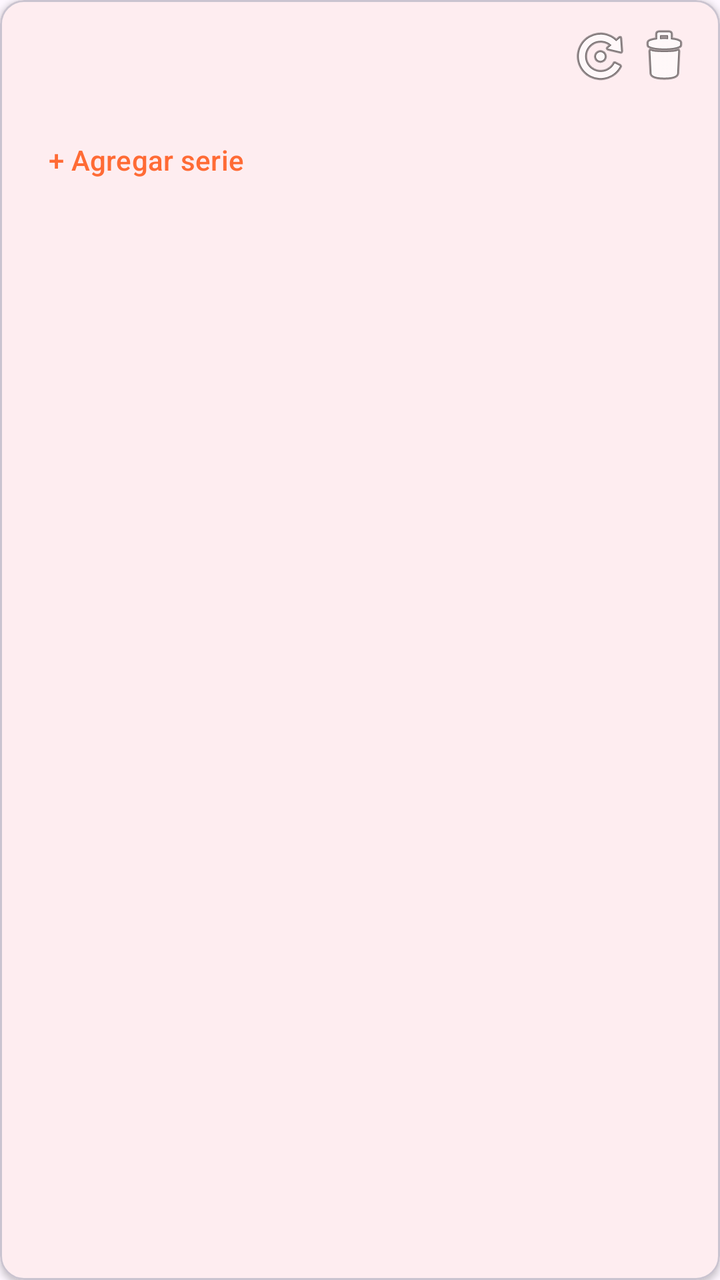
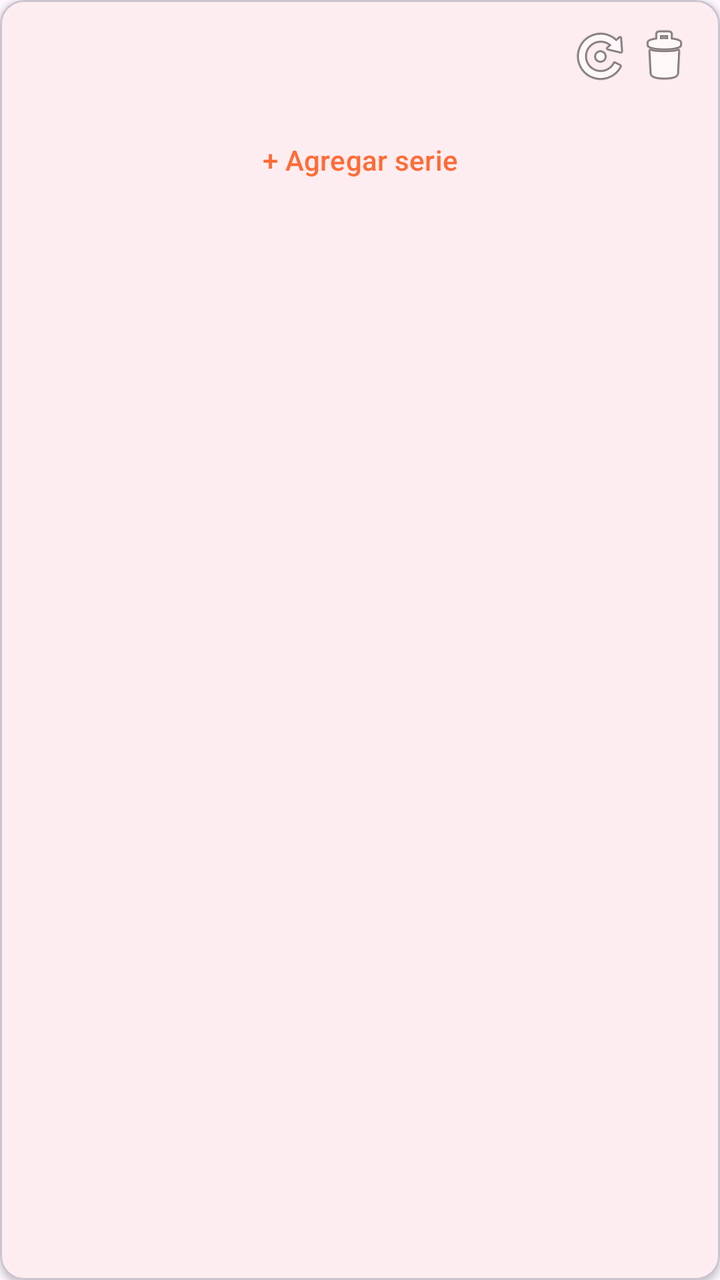

The first picture is an Android layout as it rendered before a commit; the second is the same layout after the commit. The layout source and the unified diff follow.
<!-- AndroidManifest.xml: application theme Theme.IronQuest -->
<!-- res/layout/view_ejercicio_sesion_block.xml -->
<?xml version="1.0" encoding="utf-8"?>
<com.google.android.material.card.MaterialCardView xmlns:android="http://schemas.android.com/apk/res/android"
    android:layout_width="match_parent"
    android:layout_height="wrap_content"
    android:layout_marginBottom="12dp"
    app:cardElevation="2dp"
    xmlns:app="http://schemas.android.com/apk/res-auto">

    <LinearLayout
        android:layout_width="match_parent"
        android:layout_height="wrap_content"
        android:orientation="vertical"
        android:padding="12dp">

        <LinearLayout
            android:layout_width="match_parent"
            android:layout_height="wrap_content"
            android:orientation="horizontal"
            android:gravity="center_vertical">

            <TextView
                android:id="@+id/text_nombre_ejercicio_sesion"
                android:layout_width="0dp"
                android:layout_height="wrap_content"
                android:layout_weight="1"
                android:textStyle="bold"
                android:textSize="17sp" />

            <ImageButton
                android:id="@+id/button_ver_tecnica"
                android:layout_width="wrap_content"
                android:layout_height="wrap_content"
                android:background="?attr/selectableItemBackgroundBorderless"
                android:contentDescription="Ver técnica"
                android:src="@android:drawable/ic_menu_info_details"
                android:visibility="gone" />

            <ImageButton
                android:id="@+id/button_cambiar_ejercicio"
                android:layout_width="wrap_content"
                android:layout_height="wrap_content"
                android:background="?attr/selectableItemBackgroundBorderless"
                android:contentDescription="Cambiar ejercicio"
                android:src="@android:drawable/ic_menu_rotate" />

            <ImageButton
                android:id="@+id/button_eliminar_ejercicio_sesion"
                android:layout_width="wrap_content"
                android:layout_height="wrap_content"
                android:background="?attr/selectableItemBackgroundBorderless"
                android:contentDescription="Eliminar ejercicio"
                android:src="@android:drawable/ic_menu_delete" />

        </LinearLayout>

        <TextView
            android:id="@+id/text_explicacion_progresion"
            android:layout_width="match_parent"
            android:layout_height="wrap_content"
            android:layout_marginTop="4dp"
            android:textSize="12sp"
            android:textStyle="italic"
            android:visibility="gone" />

        <LinearLayout
            android:id="@+id/container_series"
            android:layout_width="match_parent"
            android:layout_height="wrap_content"
            android:orientation="vertical"
            android:layout_marginTop="8dp" />

        <com.google.android.material.button.MaterialButton
            android:id="@+id/button_agregar_serie"
            style="@style/Widget.Material3.Button.TextButton"
            android:layout_width="wrap_content"
            android:layout_height="wrap_content"
            android:layout_marginTop="4dp"
            android:text="+ Agregar serie" />

    </LinearLayout>

</com.google.android.material.card.MaterialCardView>
<!-- resources referenced by this layout -->
<resources>
  <style name="Theme.IronQuest" parent="Theme.Material3.DayNight.NoActionBar">
          <item name="colorPrimary">@color/ironquest_orange</item>
          <item name="colorOnPrimary">@color/ironquest_on_orange</item>
          <item name="colorPrimaryContainer">@color/ironquest_orange_container</item>
          <item name="colorOnPrimaryContainer">@color/ironquest_on_orange_container</item>
          <item name="colorSecondary">@color/ironquest_orange_dark</item>
          <item name="colorOnSecondary">@color/ironquest_on_orange</item>
          <item name="colorSecondaryContainer">@color/ironquest_orange_light</item>
          <item name="colorOnSecondaryContainer">@color/ironquest_on_orange_container</item>
          <item name="colorTertiary">@color/ironquest_orange_dark</item>
  
          <item name="bottomNavigationStyle">@style/Widget.IronQuest.BottomNavigationView</item>
          <item name="android:statusBarColor">?attr/colorSurface</item>
          <item name="android:windowLightStatusBar">@bool/window_light_status_bar</item>
      </style>
  <color name="ironquest_orange">#FF6B35</color>
  <color name="ironquest_on_orange">#FFFFFF</color>
  <color name="ironquest_orange_container">#FFDBCE</color>
  <color name="ironquest_on_orange_container">#3A0D00</color>
  <color name="ironquest_orange_dark">#E8571F</color>
  <color name="ironquest_orange_light">#FFB199</color>
  <style name="Widget.IronQuest.BottomNavigationView" parent="Widget.Material3.BottomNavigationView">
          <item name="itemIconTint">@color/nav_item_color</item>
          <item name="itemTextColor">@color/nav_item_color</item>
          <item name="itemActiveIndicatorStyle">@style/Widget.IronQuest.BottomNavigation.ActiveIndicator</item>
      </style>
  <style name="Widget.IronQuest.BottomNavigation.ActiveIndicator" parent="Widget.Material3.BottomNavigationView.ActiveIndicator">
          <item name="android:color">@android:color/transparent</item>
      </style>
</resources>

<!-- the commit's change to res/layout/view_ejercicio_sesion_block.xml (unified diff, before → after) -->
@@ -1,14 +1,14 @@
 <?xml version="1.0" encoding="utf-8"?>
 <com.google.android.material.card.MaterialCardView xmlns:android="http://schemas.android.com/apk/res/android"
+    xmlns:app="http://schemas.android.com/apk/res-auto"
     android:layout_width="match_parent"
-    android:layout_height="wrap_content"
-    android:layout_marginBottom="12dp"
-    app:cardElevation="2dp"
-    xmlns:app="http://schemas.android.com/apk/res-auto">
+    android:layout_height="match_parent"
+    android:layout_margin="12dp"
+    app:cardElevation="2dp">
 
     <LinearLayout
         android:layout_width="match_parent"
-        android:layout_height="wrap_content"
+        android:layout_height="match_parent"
         android:orientation="vertical"
         android:padding="12dp">
 
@@ -25,15 +25,6 @@
                 android:layout_weight="1"
                 android:textStyle="bold"
                 android:textSize="17sp" />
-
-            <ImageButton
-                android:id="@+id/button_ver_tecnica"
-                android:layout_width="wrap_content"
-                android:layout_height="wrap_content"
-                android:background="?attr/selectableItemBackgroundBorderless"
-                android:contentDescription="Ver técnica"
-                android:src="@android:drawable/ic_menu_info_details"
-                android:visibility="gone" />
 
             <ImageButton
                 android:id="@+id/button_cambiar_ejercicio"
@@ -53,29 +44,141 @@
 
         </LinearLayout>
 
+        <LinearLayout
+            android:id="@+id/row_info_gif_ejercicio_sesion"
+            android:layout_width="match_parent"
+            android:layout_height="wrap_content"
+            android:layout_marginTop="8dp"
+            android:orientation="horizontal"
+            android:gravity="center_vertical"
+            android:visibility="gone">
+
+            <TextView
+                android:id="@+id/badge_musculo_objetivo_sesion"
+                android:layout_width="wrap_content"
+                android:layout_height="wrap_content"
+                android:background="@drawable/bg_badge_musculo_objetivo"
+                android:paddingStart="10dp"
+                android:paddingEnd="10dp"
+                android:paddingTop="3dp"
+                android:paddingBottom="3dp"
+                android:textColor="@color/ironquest_on_orange_container"
+                android:textSize="12sp"
+                android:textStyle="bold" />
+
+            <View
+                android:layout_width="0dp"
+                android:layout_height="1dp"
+                android:layout_weight="1" />
+
+            <ImageButton
+                android:id="@+id/button_info_ejercicio_sesion"
+                android:layout_width="wrap_content"
+                android:layout_height="wrap_content"
+                android:layout_marginStart="8dp"
+                android:background="?attr/selectableItemBackgroundBorderless"
+                android:contentDescription="Ver información del ejercicio"
+                android:src="@android:drawable/ic_menu_info_details" />
+
+            <ImageButton
+                android:id="@+id/button_toggle_gif_sesion"
+                android:layout_width="wrap_content"
+                android:layout_height="wrap_content"
+                android:layout_marginStart="4dp"
+                android:background="?attr/selectableItemBackgroundBorderless"
+                android:contentDescription="Ocultar o mostrar el GIF de técnica"
+                android:src="@android:drawable/ic_menu_gallery" />
+        </LinearLayout>
+
+        <pl.droidsonroids.gif.GifImageView
+            android:id="@+id/gif_ejercicio_sesion"
+            android:layout_width="match_parent"
+            android:layout_height="160dp"
+            android:layout_marginTop="8dp"
+            android:background="@color/ironquest_orange_container"
+            android:scaleType="fitCenter"
+            android:visibility="gone" />
+
+        <LinearLayout
+            android:id="@+id/container_info_ejercicio_sesion"
+            android:layout_width="match_parent"
+            android:layout_height="wrap_content"
+            android:layout_marginTop="8dp"
+            android:orientation="vertical"
+            android:visibility="gone">
+
+            <TextView
+                android:id="@+id/text_musculo_objetivo_info_sesion"
+                android:layout_width="match_parent"
+                android:layout_height="wrap_content"
+                android:textSize="13sp"
+                android:visibility="gone" />
+
+            <TextView
+                android:id="@+id/text_musculos_secundarios_info_sesion"
+                android:layout_width="match_parent"
+                android:layout_height="wrap_content"
+                android:textSize="13sp"
+                android:visibility="gone" />
+
+            <TextView
+                android:id="@+id/text_instrucciones_titulo_info_sesion"
+                android:layout_width="match_parent"
+                android:layout_height="wrap_content"
+                android:layout_marginTop="4dp"
+                android:text="Instrucciones"
+                android:textSize="13sp"
+                android:textStyle="bold"
+                android:visibility="gone" />
+
+            <TextView
+                android:id="@+id/text_instrucciones_info_sesion"
+                android:layout_width="match_parent"
+                android:layout_height="wrap_content"
+                android:layout_marginTop="2dp"
+                android:textSize="13sp"
+                android:visibility="gone" />
+        </LinearLayout>
+
         <TextView
             android:id="@+id/text_explicacion_progresion"
             android:layout_width="match_parent"
             android:layout_height="wrap_content"
-            android:layout_marginTop="4dp"
+            android:layout_marginTop="8dp"
             android:textSize="12sp"
             android:textStyle="italic"
             android:visibility="gone" />
 
-        <LinearLayout
-            android:id="@+id/container_series"
+        <androidx.core.widget.NestedScrollView
+            android:id="@+id/scroll_series_sesion"
             android:layout_width="match_parent"
-            android:layout_height="wrap_content"
-            android:orientation="vertical"
-            android:layout_marginTop="8dp" />
+            android:layout_height="0dp"
+            android:layout_weight="1"
+            android:layout_marginTop="8dp"
+            android:fillViewport="true">
 
-        <com.google.android.material.button.MaterialButton
-            android:id="@+id/button_agregar_serie"
-            style="@style/Widget.Material3.Button.TextButton"
-            android:layout_width="wrap_content"
-            android:layout_height="wrap_content"
-            android:layout_marginTop="4dp"
-            android:text="+ Agregar serie" />
+            <LinearLayout
+                android:layout_width="match_parent"
+                android:layout_height="wrap_content"
+                android:orientation="vertical">
+
+                <LinearLayout
+                    android:id="@+id/container_series"
+                    android:layout_width="match_parent"
+                    android:layout_height="wrap_content"
+                    android:orientation="vertical" />
+
+                <com.google.android.material.button.MaterialButton
+                    android:id="@+id/button_agregar_serie"
+                    style="@style/Widget.Material3.Button.TextButton"
+                    android:layout_width="match_parent"
+                    android:layout_height="wrap_content"
+                    android:layout_marginTop="4dp"
+                    android:text="+ Agregar serie" />
+
+            </LinearLayout>
+
+        </androidx.core.widget.NestedScrollView>
 
     </LinearLayout>
 
<!-- resource entries referenced after the edit -->
@@ -1,5 +1,13 @@
 <!-- resources referenced by this layout -->
 <resources>
+  <color name="ironquest_on_orange_container">#3A0D00</color>
+  <color name="ironquest_orange_container">#FFDBCE</color>
+  <!-- drawable bg_badge_musculo_objetivo (drawable) -->
+  <?xml version="1.0" encoding="utf-8"?>
+  <shape xmlns:android="http://schemas.android.com/apk/res/android" android:shape="rectangle">
+      <solid android:color="@color/ironquest_orange_container" />
+      <corners android:radius="12dp" />
+  </shape>
   <style name="Theme.IronQuest" parent="Theme.Material3.DayNight.NoActionBar">
           <item name="colorPrimary">@color/ironquest_orange</item>
           <item name="colorOnPrimary">@color/ironquest_on_orange</item>
@@ -17,8 +25,6 @@
       </style>
   <color name="ironquest_orange">#FF6B35</color>
   <color name="ironquest_on_orange">#FFFFFF</color>
-  <color name="ironquest_orange_container">#FFDBCE</color>
-  <color name="ironquest_on_orange_container">#3A0D00</color>
   <color name="ironquest_orange_dark">#E8571F</color>
   <color name="ironquest_orange_light">#FFB199</color>
   <style name="Widget.IronQuest.BottomNavigationView" parent="Widget.Material3.BottomNavigationView">
